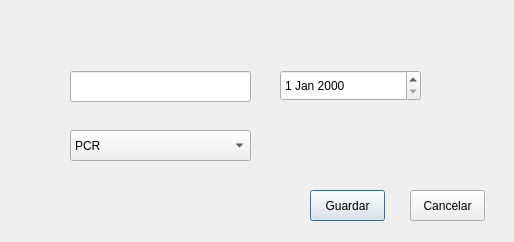
Above: src/pruebas/crearprueba.ui from rafa-martin/informatica-avanzada before the change. Below: the same form after it.
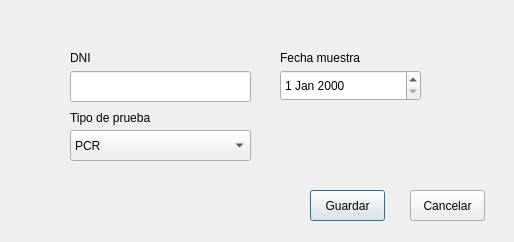
That is the form after the change.

Commit message: Added labels to window

```diff
--- a/src/pruebas/crearprueba.ui
+++ b/src/pruebas/crearprueba.ui
@@ -79,6 +79,45 @@
     <string>Cancelar</string>
    </property>
   </widget>
+  <widget class="QLabel" name="label">
+   <property name="geometry">
+    <rect>
+     <x>70</x>
+     <y>50</y>
+     <width>111</width>
+     <height>16</height>
+    </rect>
+   </property>
+   <property name="text">
+    <string>DNI</string>
+   </property>
+  </widget>
+  <widget class="QLabel" name="label_2">
+   <property name="geometry">
+    <rect>
+     <x>280</x>
+     <y>50</y>
+     <width>120</width>
+     <height>16</height>
+    </rect>
+   </property>
+   <property name="text">
+    <string>Fecha muestra</string>
+   </property>
+  </widget>
+  <widget class="QLabel" name="label_3">
+   <property name="geometry">
+    <rect>
+     <x>70</x>
+     <y>110</y>
+     <width>111</width>
+     <height>16</height>
+    </rect>
+   </property>
+   <property name="text">
+    <string>Tipo de prueba</string>
+   </property>
+  </widget>
  </widget>
  <resources/>
  <connections/>
```
